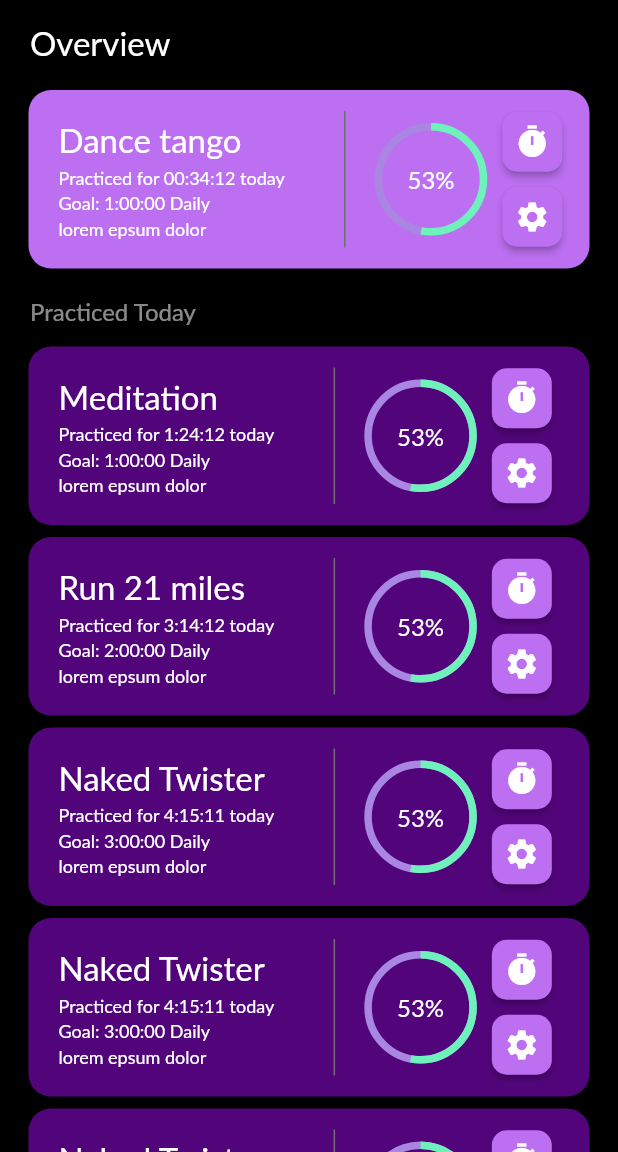
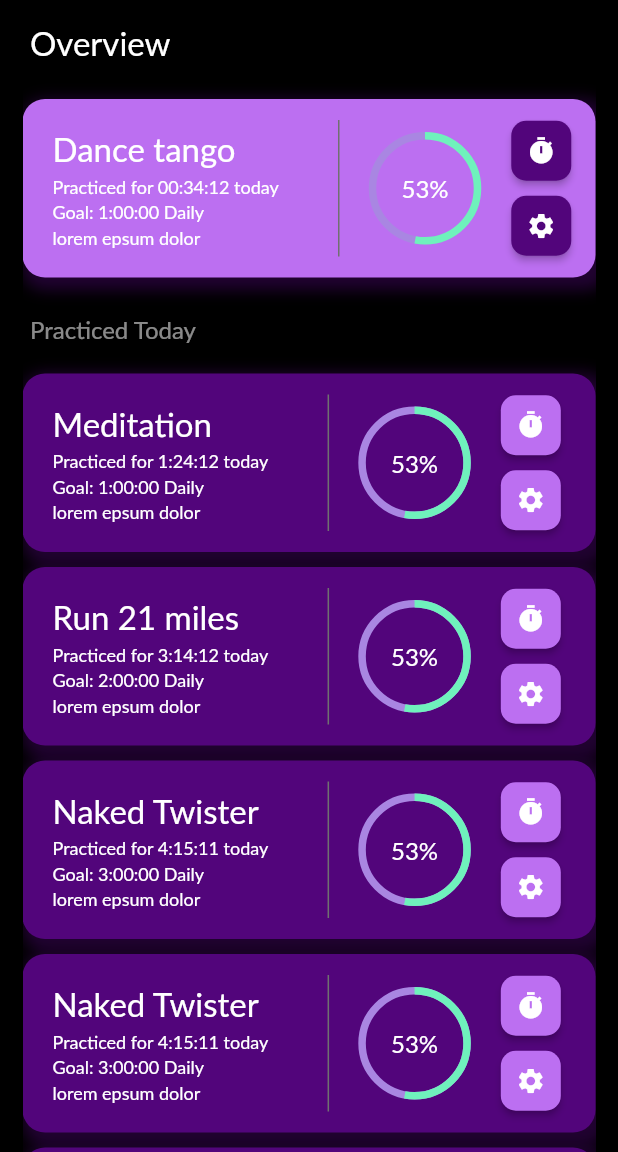
Before and after one commit to Mastagoon/habit-make, a Flutter app: the screen it shows after launch, on a phone screen of 412 x 824 dp, the part 84-1236 px from its top. Run offline on Flutter 3.47's test engine with Material 2 defaults, Android fonts, the phone set to English and light mode, and no system bars; drawn by our look-alikes of percent_indicator; our stand-ins replace numberpicker, shared_preferences; missing offline and left inert: isoweek; Roboto replaces fonts that are missing (Lato).

Commit message:
reformatted habits list view, added dummy data

```diff
--- a/lib/constants/colors.dart
+++ b/lib/constants/colors.dart
@@ -7,4 +7,5 @@ final darkSeperator = 0xff707070;
 final progressBarLight = 0xff6FF1BC;
 final progressBarBg = 0xffA986E2;
 final dangerColor = 0xffff0000;
-final successColor = 0xff00ff00;
+final successColor = 0xffC8E6C9;
+final newCardBackground = 0xff3C3E5F;
--- a/lib/constants/styles.dart
+++ b/lib/constants/styles.dart
@@ -1,8 +1,11 @@
 import 'package:flutter/material.dart';
 import 'package:habit_maker/constants/colors.dart';
 
-TextStyle lightText(double size) {
-  return TextStyle(color: Colors.white, fontSize: size);
+TextStyle lightText(double size, [bool bold = false]) {
+  return TextStyle(
+      color: Colors.white,
+      fontSize: size,
+      fontWeight: bold ? FontWeight.bold : FontWeight.normal);
 }
 
 TextStyle hintText(double size) {
--- /dev/null
+++ b/lib/data/habits.dart
@@ -0,0 +1,44 @@
+import 'package:habit_maker/screens/components/habit_card.dart';
+
+List<HabitCard> unfinishedCards = [
+  HabitCard(
+    completed: false,
+    name: "Dance tango",
+    practicedTime: "Practiced for 00:34:12 today",
+    goal: "1:00:00 Daily",
+    lorem: "lorem epsum dolor",
+  ),
+];
+
+List<HabitCard> finishedCards = [
+  HabitCard(
+      completed: true,
+      name: "Meditation",
+      practicedTime: "Practiced for 1:24:12 today",
+      goal: "1:00:00 Daily",
+      lorem: "lorem epsum dolor"),
+  HabitCard(
+      completed: true,
+      name: "Run 21 miles",
+      practicedTime: "Practiced for 3:14:12 today",
+      goal: "2:00:00 Daily",
+      lorem: "lorem epsum dolor"),
+  HabitCard(
+      completed: true,
+      name: "Naked Twister",
+      practicedTime: "Practiced for 4:15:11 today",
+      goal: "3:00:00 Daily",
+      lorem: "lorem epsum dolor"),
+  HabitCard(
+      completed: true,
+      name: "Naked Twister",
+      practicedTime: "Practiced for 4:15:11 today",
+      goal: "3:00:00 Daily",
+      lorem: "lorem epsum dolor"),
+  HabitCard(
+      completed: true,
+      name: "Naked Twister",
+      practicedTime: "Practiced for 4:15:11 today",
+      goal: "3:00:00 Daily",
+      lorem: "lorem epsum dolor"),
+];
--- a/lib/main.dart
+++ b/lib/main.dart
@@ -7,6 +7,7 @@ void main() => runApp(
       MaterialApp(
         title: "Habit Maker",
         theme: ThemeData(
+          backgroundColor: Colors.black,
           canvasColor: Color(secondaryColorDark),
           primaryColor: Color(secondaryColor),
           fontFamily: "Lato",
--- a/lib/screens/components/habit_card.dart
+++ b/lib/screens/components/habit_card.dart
@@ -4,10 +4,11 @@ import 'package:habit_maker/constants/colors.dart';
 import 'package:habit_maker/constants/styles.dart';
 
 class HabitCard extends StatefulWidget {
-  final String name, practicedTime, goal, lorem;
-  final bool completed;
+  String? name, practicedTime, goal, lorem;
+  bool? completed;
+  bool newHabit = false;
 
-  const HabitCard({
+  HabitCard({
     required this.completed,
     required this.name,
     required this.practicedTime,
@@ -16,22 +17,24 @@ class HabitCard extends StatefulWidget {
     Key? key,
   }) : super(key: key);
 
-  // HabitCard(bool completed, String name, String practicedTime, String goal,
-  //     String lorem) {
-  //   this.name = name;
-  //   this.practicedTime = practicedTime;
-  //   this.goal = goal;
-  //   this.lorem = lorem;
-  //   this.completed = completed;
-  // }
+  HabitCard.addHabit({
+    this.completed,
+    this.name,
+    this.practicedTime,
+    this.goal,
+    this.lorem,
+    this.newHabit = true,
+    Key? key,
+  }) : super(key: key);
 
   @override
   _HabitCardState createState() => _HabitCardState();
 }
 
 class _HabitCardState extends State<HabitCard> {
-  late String _name, _practicedTime, _goal, _lorem;
-  late bool _completed;
+  String? _name, _practicedTime, _goal, _lorem;
+  bool? _completed;
+  bool _newHabit = true;
 
   @override
   void initState() {
@@ -39,21 +42,97 @@ class _HabitCardState extends State<HabitCard> {
 
     if (this.mounted)
       setState(() {
-        _name = widget.name;
-        _practicedTime = widget.practicedTime;
-        _goal = widget.goal;
-        _lorem = widget.lorem;
-        _completed = widget.completed;
+        _name = widget.name ?? null;
+        _practicedTime = widget.practicedTime ?? null;
+        _goal = widget.goal ?? null;
+        _lorem = widget.lorem ?? null;
+        _completed = widget.completed ?? null;
+        _newHabit = widget.newHabit;
       });
   }
 
   @override
   Widget build(BuildContext context) {
+    if (_newHabit == true) {
+      print("yes");
+      return Center(
+        child: Container(
+          padding: EdgeInsets.symmetric(horizontal: 32, vertical: 16),
+          decoration: BoxDecoration(
+              color: Color(secondaryColorDark).withOpacity(0.7),
+              borderRadius: BorderRadius.circular(15),
+              boxShadow: [
+                BoxShadow(
+                  color: Color(secondaryColor).withOpacity(0.4),
+                  blurRadius: 8,
+                  spreadRadius: 4,
+                  offset: Offset(4, 4),
+                )
+              ]),
+          child: Row(
+            mainAxisAlignment: MainAxisAlignment.center,
+            children: [
+              Column(
+                children: [
+                  Icon(
+                    Icons.add_circle_outline,
+                    color: Color(primaryColor).withOpacity(0.5),
+                    size: 50,
+                  ),
+                  SizedBox(
+                    height: 8,
+                  ),
+                  Text(
+                    "Add New",
+                    style: lightText(20, true),
+                  ),
+                ],
+              ),
+            ],
+          ),
+          // IntrinsicHeight(
+          //   child: Center(
+          //     child: Column(
+          //       children: [
+          //         Center(
+          //           child: IconButton(
+          //             color: Colors.white,
+          //             padding: EdgeInsets.all(15),
+          //             onPressed: () {},
+          //             icon: Icon(
+          //               Icons.add_circle_outline_outlined,
+          //               size: 50,
+          //             ),
+          //           ),
+          //         ),
+          //         SizedBox(
+          //           height: 20,
+          //         ),
+          //         Text(
+          //           "Center Text",
+          //           style: lightText(22),
+          //         ),
+          //       ],
+          //     ),
+          //   ),
+          // ),
+        ),
+      );
+    }
     return Center(
       // card
-      child: Card(
-        shape: RoundedRectangleBorder(borderRadius: BorderRadius.circular(15)),
-        color: Color(_completed ? secondaryColor : primaryColor),
+      child: Container(
+        decoration: BoxDecoration(
+            borderRadius: BorderRadius.circular(15),
+            color: Color(_completed == true ? secondaryColor : primaryColor),
+            boxShadow: [
+              BoxShadow(
+                color: Color(secondaryColor).withOpacity(0.4),
+                blurRadius: 8,
+                spreadRadius: 4,
+                offset: Offset(4, 4),
+              )
+            ]),
         child: IntrinsicHeight(
           child: Row(
             children: [
@@ -66,14 +145,14 @@ class _HabitCardState extends State<HabitCard> {
                     children: [
                       Container(
                         child: Text(
-                          _name,
+                          _name ?? "Null",
                           style: lightText(22),
                         ),
                       ),
                       const SizedBox(height: 5),
                       Container(
                         child: Text(
-                          _practicedTime,
+                          _practicedTime ?? "00:00:00",
                           style: lightText(12),
                         ),
                       ),
@@ -87,7 +166,7 @@ class _HabitCardState extends State<HabitCard> {
                       const SizedBox(height: 3),
                       Container(
                         child: Text(
-                          _lorem,
+                          _lorem ?? "lorem",
                           style: lightText(12),
                         ),
                       ),
@@ -120,7 +199,7 @@ class _HabitCardState extends State<HabitCard> {
                 backgroundColor: Color(progressBarBg),
               ),
               const SizedBox(
-                width: 10,
+                width: 20,
               ),
               // buttons
               Column(
@@ -132,12 +211,13 @@ class _HabitCardState extends State<HabitCard> {
                     height: 40,
                     child: ElevatedButton(
                       onPressed: () {},
-                      style: cardButton(true),
+                      style: cardButton(_completed ?? true),
                       child: IconButton(
                         onPressed: () {},
                         icon: Icon(
                           Icons.timer,
                           color: Colors.white,
+                          size: 20,
                         ),
                       ),
                     ),
@@ -148,13 +228,14 @@ class _HabitCardState extends State<HabitCard> {
                     width: 40,
                     height: 40,
                     child: ElevatedButton(
-                      style: cardButton(true),
+                      style: cardButton(_completed ?? true),
                       onPressed: () {},
                       child: IconButton(
                         onPressed: () {},
                         icon: Icon(
                           Icons.settings,
                           color: Colors.white,
+                          size: 20,
                         ),
                       ),
                     ), // #TOOD check if icons good
--- a/lib/screens/home.dart
+++ b/lib/screens/home.dart
@@ -1,6 +1,7 @@
 import 'package:flutter/material.dart';
 import 'package:habit_maker/constants/colors.dart';
 import 'package:habit_maker/constants/styles.dart';
+import 'package:habit_maker/data/habits.dart';
 // components
 import 'components/add_habit.dart';
 import 'components/habit_card.dart';
@@ -46,13 +47,17 @@ class _HomeState extends State<Home> {
         ],
       ),
       body: Container(
+        height: MediaQuery.of(context).size.height,
         decoration: BoxDecoration(color: Color(mainBackgroundColor)),
         // margin: MediaQuery.of(context).padding,
         padding: EdgeInsets.only(left: 15, right: 15),
         // #TODO reduce col's width (too wide)
         child: SingleChildScrollView(
-          child: Column(
-            crossAxisAlignment: CrossAxisAlignment.start,
+          padding: EdgeInsets.only(bottom: 10),
+          child: Wrap(
+            // crossAxisAlignment: CrossAxisAlignment.start,
+            // mainAxisAlignment: MainAxisAlignment.spaceAround,
+            runSpacing: 10,
             children: [
               // title
               Container(
@@ -65,12 +70,7 @@ class _HomeState extends State<Home> {
                 // #TODO seperator or smth
               ),
               // unfinished habits for the day
-              HabitCard(
-                  completed: false,
-                  name: "Dance tango",
-                  practicedTime: "Practiced for 00:34:12 today",
-                  goal: "1:00:00 Daily",
-                  lorem: "lorem epsum dolor"),
+              ...unfinishedCards,
               // seperator
               Container(
                 padding: EdgeInsets.only(left: 5, top: 15, bottom: 10),
@@ -83,37 +83,19 @@ class _HomeState extends State<Home> {
               //   color: Colors.white,
               // ),
               // finished habits for the day
-              HabitCard(
-                  completed: true,
-                  name: "Meditation",
-                  practicedTime: "Practiced for 1:24:12 today",
-                  goal: "1:00:00 Daily",
-                  lorem: "lorem epsum dolor"),
-              HabitCard(
-                  completed: true,
-                  name: "Run 21 miles",
-                  practicedTime: "Practiced for 3:14:12 today",
-                  goal: "2:00:00 Daily",
-                  lorem: "lorem epsum dolor"),
-              HabitCard(
-                  completed: true,
-                  name: "Naked Twister",
-                  practicedTime: "Practiced for 4:15:11 today",
-                  goal: "3:00:00 Daily",
-                  lorem: "lorem epsum dolor"),
-              HabitCard(
-                  completed: true,
-                  name: "Naked Twister",
-                  practicedTime: "Practiced for 4:15:11 today",
-                  goal: "3:00:00 Daily",
-                  lorem: "lorem epsum dolor"),
-              HabitCard(
-                  completed: true,
-                  name: "Naked Twister",
-                  practicedTime: "Practiced for 4:15:11 today",
-                  goal: "3:00:00 Daily",
-                  lorem: "lorem epsum dolor"),
+              ...finishedCards,
+
+              // add a new habit card
+              HabitCard.addHabit(),
+
+              // HabitCard(
+              //     completed: completed,
+              //     name: name,
+              //     practicedTime: practicedTime,
+              //     goal: goal,
+              //     lorem: lorem)
             ],
+
           ),
         ),
       ),
```
